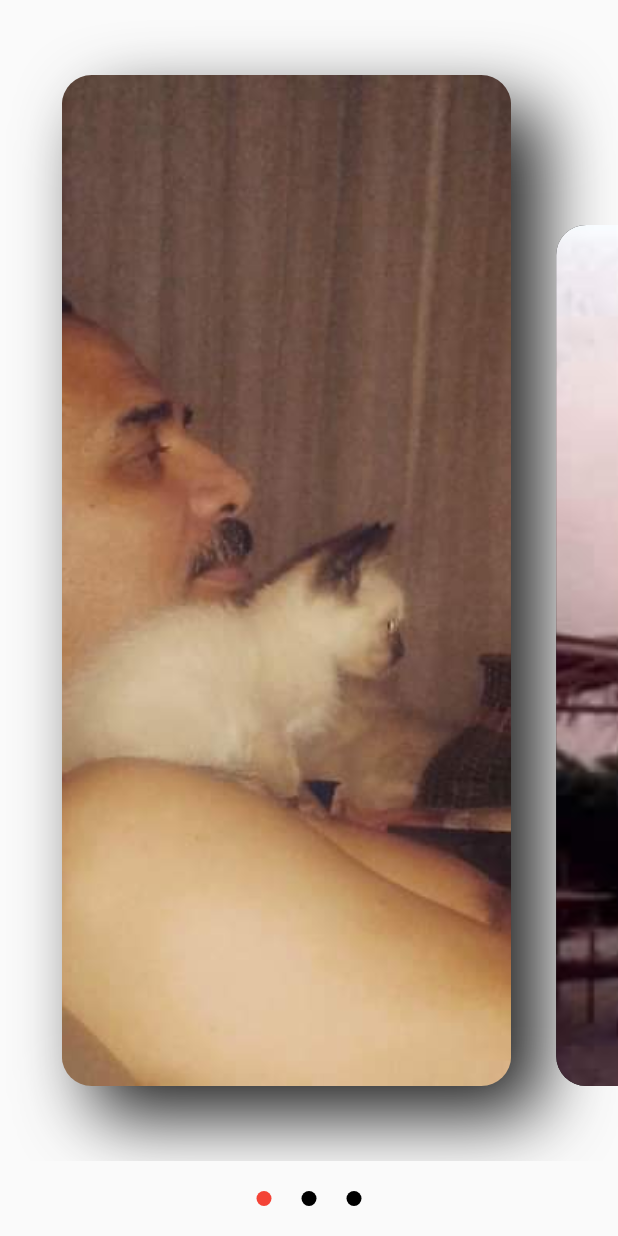
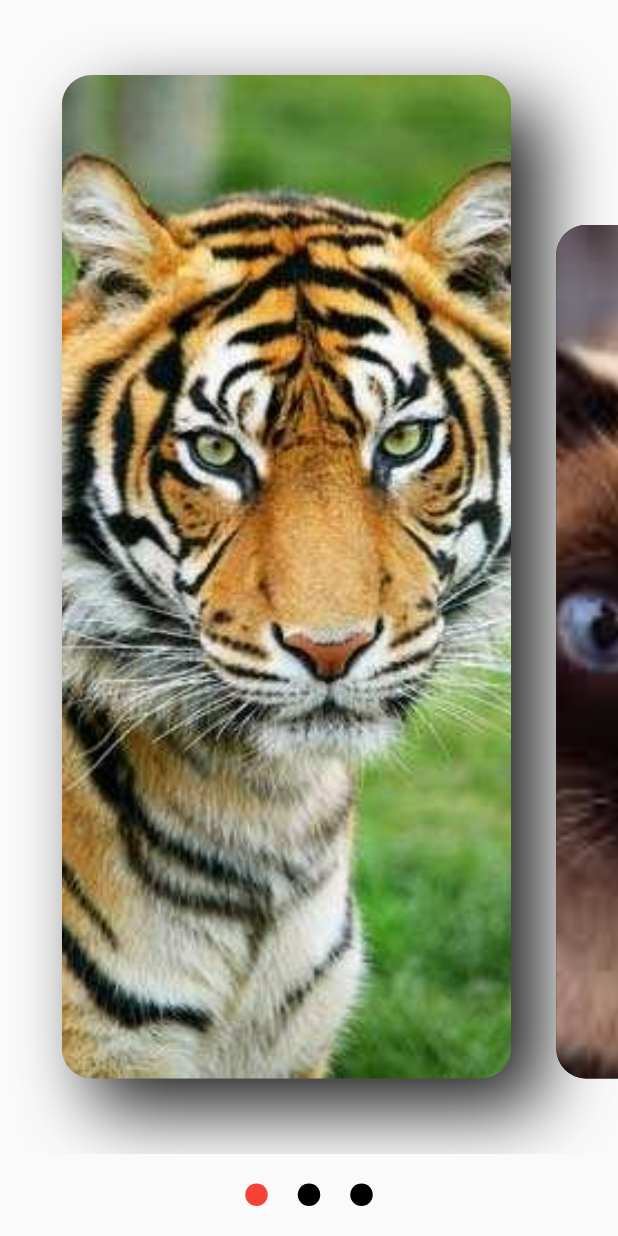
Before and after one commit to Bragaboll/Carrocel, a Flutter app: the screen it shows after launch, on a phone screen of 412 x 824 dp. Run offline on Flutter 3.47's test engine with Material 2 defaults, Android fonts, the light colour scheme and no system bars.

Commit message:
fotos alteradas

```diff
--- a/lib/homepage.dart
+++ b/lib/homepage.dart
@@ -65,8 +65,8 @@ class _HomePageState extends State<HomePage> {
         children: _listSlide.map((i) {
           return Container(
             margin: const EdgeInsets.all(10),
-            height: 10,
-            width: 10,
+            height: 15,
+            width: 15,
             decoration: BoxDecoration(
                 borderRadius: BorderRadius.circular(30),
                 color: currentPage == i['id'] ? Colors.red : Colors.black),
```
Also changed, not shown: assets/images/img1.png, assets/images/img2.jpg, assets/images/img3.jpg.
